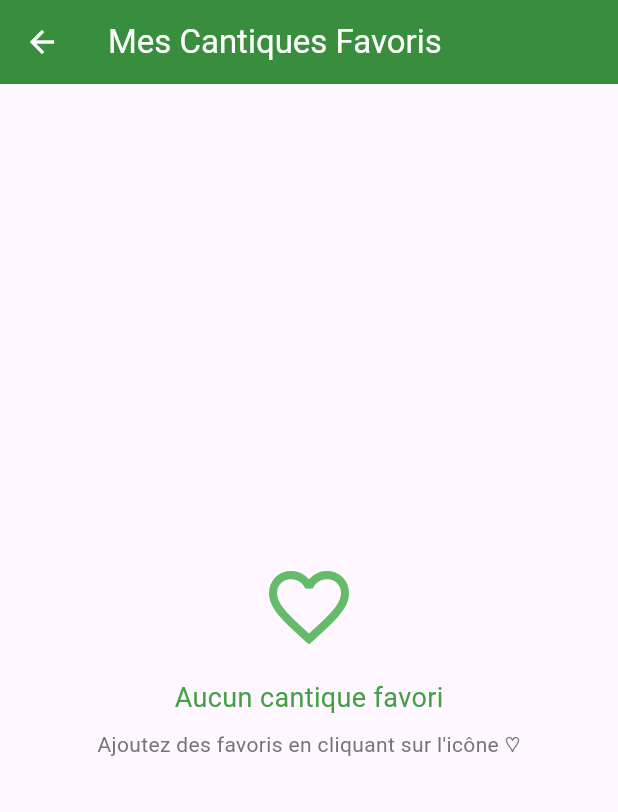
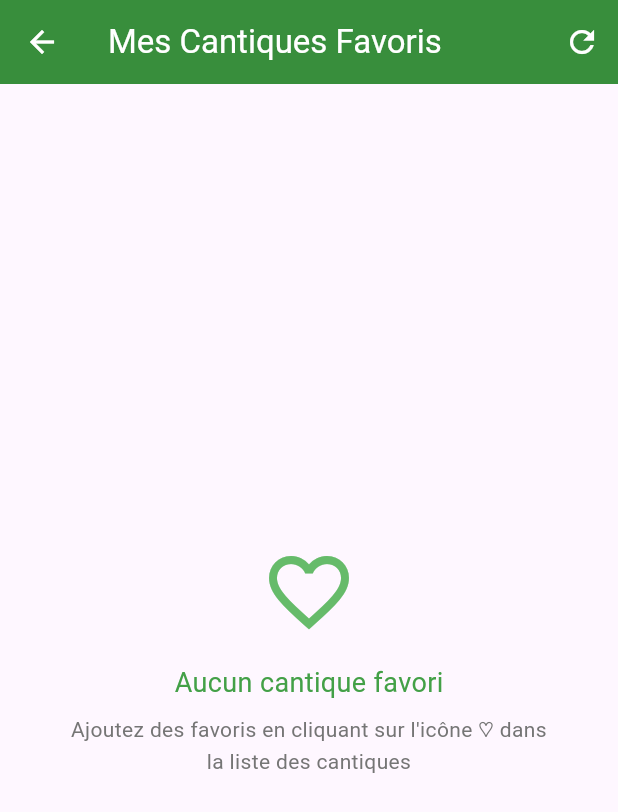
Before and after one commit to ArnaudBay/Cantique-chretiens, a Flutter app: the screen it shows after launch, scrolled down 160 dp, after a tap on the "favorite" icon, on a phone screen of 412 x 824 dp. Shown: the top 812 px of the screen. Run offline on Flutter 3.47's test engine with Material 3 defaults, Android fonts, the phone set to English and light mode, and no system bars; our stand-ins replace shared_preferences.

Commit message:
edit favorite screen

```diff
--- a/lib/main.dart
+++ b/lib/main.dart
@@ -1,9 +1,21 @@
-import 'package:biatinzapa/splash_screen.dart';
 import 'package:flutter/material.dart';
-//import 'screens/splash_screen.dart';
+import 'splash_screen.dart';
+import 'services/favorites_service.dart';
 
 void main() {
+  WidgetsFlutterBinding.ensureInitialized();
+  _initializeApp();
   runApp(const MyApp());
+}
+
+Future<void> _initializeApp() async {
+  // Initialiser le service des favoris au démarrage
+  try {
+    await FavoritesService().init();
+    print('Service des favoris initialisé avec succès');
+  } catch (e) {
+    print('Erreur lors de l\'initialisation des favoris: $e');
+  }
 }
 
 class MyApp extends StatelessWidget {
--- a/lib/screens/favorites_screen.dart
+++ b/lib/screens/favorites_screen.dart
@@ -15,18 +15,51 @@ class FavoritesScreen extends StatefulWidget {
 
 class _FavoritesScreenState extends State<FavoritesScreen> {
   final FavoritesService _favoritesService = FavoritesService();
+  List<Song> _favoriteSongs = [];
+  bool _isLoading = true;
+
+  @override
+  void initState() {
+    super.initState();
+    _loadFavorites();
+  }
+
+  Future<void> _loadFavorites() async {
+    await _favoritesService.init();
+    setState(() {
+      _favoriteSongs = _favoritesService.getFavoriteSongs(widget.songs);
+      _isLoading = false;
+    });
+  }
+
+  Future<void> _refreshFavorites() async {
+    setState(() {
+      _isLoading = true;
+    });
+    await _loadFavorites();
+  }
 
   @override
   Widget build(BuildContext context) {
-    final favoriteSongs = _favoritesService.getFavoriteSongs(widget.songs);
-
     return Scaffold(
       appBar: AppBar(
         title: const Text('Mes Cantiques Favoris'),
         backgroundColor: Colors.green[700],
         foregroundColor: Colors.white,
+        actions: [
+          IconButton(
+            icon: const Icon(Icons.refresh),
+            onPressed: _refreshFavorites,
           ),
-      body: favoriteSongs.isEmpty
+        ],
+      ),
+      body: _isLoading
+          ? const Center(
+        child: CircularProgressIndicator(),
+      )
+          : RefreshIndicator(
+        onRefresh: _refreshFavorites,
+        child: _favoriteSongs.isEmpty
             ? Center(
           child: Column(
             mainAxisAlignment: MainAxisAlignment.center,
@@ -45,21 +78,24 @@ class _FavoritesScreenState extends State<FavoritesScreen> {
                 ),
               ),
               const SizedBox(height: 8),
-            Text(
-              'Ajoutez des favoris en cliquant sur l\'icône ♡',
+              Padding(
+                padding: const EdgeInsets.symmetric(horizontal: 40),
+                child: Text(
+                  'Ajoutez des favoris en cliquant sur l\'icône ♡ dans la liste des cantiques',
                   style: TextStyle(
                     fontSize: 14,
                     color: Colors.grey[600],
                   ),
                   textAlign: TextAlign.center,
                 ),
+              ),
             ],
           ),
         )
             : ListView.builder(
-        itemCount: favoriteSongs.length,
+          itemCount: _favoriteSongs.length,
           itemBuilder: (context, index) {
-          final song = favoriteSongs[index];
+            final song = _favoriteSongs[index];
             return SongCard(
               song: song,
               onTap: () {
@@ -73,6 +109,7 @@ class _FavoritesScreenState extends State<FavoritesScreen> {
             );
           },
         ),
+      ),
     );
   }
 }
--- a/lib/services/favorites_service.dart
+++ b/lib/services/favorites_service.dart
@@ -1,3 +1,4 @@
+import 'package:shared_preferences/shared_preferences.dart';
 import '../models/song.dart';
 
 class FavoritesService {
@@ -5,14 +6,42 @@ class FavoritesService {
   factory FavoritesService() => _instance;
   FavoritesService._internal();
 
-  final List<String> _favoriteIds = [];
+  static const String _favoritesKey = 'favorite_songs';
+  List<String> _favoriteIds = [];
 
-  void toggleFavorite(Song song) {
+  // Initialiser le service
+  Future<void> init() async {
+    await _loadFavorites();
+  }
+
+  // Charger les favoris depuis SharedPreferences
+  Future<void> _loadFavorites() async {
+    try {
+      final prefs = await SharedPreferences.getInstance();
+      final savedFavorites = prefs.getStringList(_favoritesKey);
+      _favoriteIds = savedFavorites ?? [];
+    } catch (e) {
+      _favoriteIds = [];
+    }
+  }
+
+  // Sauvegarder les favoris dans SharedPreferences
+  Future<void> _saveFavorites() async {
+    try {
+      final prefs = await SharedPreferences.getInstance();
+      await prefs.setStringList(_favoritesKey, _favoriteIds);
+    } catch (e) {
+      print('Erreur sauvegarde favoris: $e');
+    }
+  }
+
+  Future<void> toggleFavorite(Song song) async {
     if (_favoriteIds.contains(song.id)) {
       _favoriteIds.remove(song.id);
     } else {
       _favoriteIds.add(song.id);
     }
+    await _saveFavorites();
   }
 
   bool isFavorite(Song song) {
@@ -22,4 +51,10 @@ class FavoritesService {
   List<Song> getFavoriteSongs(List<Song> allSongs) {
     return allSongs.where((song) => _favoriteIds.contains(song.id)).toList();
   }
+
+  // Vider tous les favoris (optionnel)
+  Future<void> clearFavorites() async {
+    _favoriteIds.clear();
+    await _saveFavorites();
+  }
 }
--- a/lib/widgets/category_card.dart
+++ b/lib/widgets/category_card.dart
@@ -14,14 +14,21 @@ class CategoryCard extends StatelessWidget {
 
   @override
   Widget build(BuildContext context) {
+    // Calcul des dimensions responsives
+    final screenWidth = MediaQuery.of(context).size.width;
+    final screenHeight = MediaQuery.of(context).size.height;
+
+    // Facteur d'échelle basé sur la largeur de l'écran
+    final scaleFactor = _getScaleFactor(screenWidth);
+
     return Card(
       elevation: 4,
-      shape: RoundedRectangleBorder(borderRadius: BorderRadius.circular(15)),
+      shape: RoundedRectangleBorder(borderRadius: BorderRadius.circular(15 * scaleFactor)),
       child: InkWell(
         onTap: onTap,
-        borderRadius: BorderRadius.circular(15),
+        borderRadius: BorderRadius.circular(15 * scaleFactor),
         child: Container(
-          padding: const EdgeInsets.all(12),
+          padding: EdgeInsets.all(12 * scaleFactor),
           decoration: BoxDecoration(
             gradient: LinearGradient(
               begin: Alignment.topLeft,
@@ -31,63 +38,72 @@ class CategoryCard extends StatelessWidget {
                 Colors.green[50]!,
               ],
             ),
-            borderRadius: BorderRadius.circular(15),
+            borderRadius: BorderRadius.circular(15 * scaleFactor),
           ),
           child: Column(
             mainAxisAlignment: MainAxisAlignment.center,
             children: [
-              // Container pour l'icône personnalisée
+              // Container pour l'icône personnalisée - Taille responsive
               Container(
-                width: 40,
-                height: 40,
+                width: 48 * scaleFactor, // De 40 à 48 avec échelle
+                height: 48 * scaleFactor,
                 decoration: BoxDecoration(
                   color: Colors.white,
-                  borderRadius: BorderRadius.circular(12),
+                  borderRadius: BorderRadius.circular(12 * scaleFactor),
                   boxShadow: [
                     BoxShadow(
                       color: Colors.green.withOpacity(0.2),
-                      blurRadius: 8,
-                      offset: const Offset(0, 3),
+                      blurRadius: 8 * scaleFactor,
+                      offset: Offset(0, 3 * scaleFactor),
                     ),
                   ],
                 ),
                 child: Padding(
-                  padding: const EdgeInsets.all(8),
+                  padding: EdgeInsets.all(8 * scaleFactor),
                   child: Image.asset(
                     _getCategoryIconPath(category),
                     fit: BoxFit.contain,
                     errorBuilder: (context, error, stackTrace) {
-                      // Si l'icône n'est pas trouvée, afficher une icône par défaut
                       return Icon(
                         Icons.library_music,
                         color: Colors.green[700],
-                        size: 24,
+                        size: 24 * scaleFactor, // Taille d'icône responsive
                       );
                     },
                   ),
                 ),
               ),
-              const SizedBox(height: 6),
+
+              SizedBox(height: 8 * scaleFactor), // Espacement responsive
+
+              // Nom de la catégorie - Texte responsive
               Container(
-                height: 30,
+                constraints: BoxConstraints(
+                  minHeight: 32 * scaleFactor, // Hauteur minimale responsive
+                ),
                 child: Text(
                   category,
                   style: TextStyle(
-                    fontSize: 10,
+                    fontSize: _getFontSize(screenWidth, isTitle: true), // Taille de police adaptive
                     fontWeight: FontWeight.bold,
                     color: Colors.green[900],
+                    height: 1.2, // Interligne pour meilleure lisibilité
                   ),
                   textAlign: TextAlign.center,
                   maxLines: 2,
                   overflow: TextOverflow.ellipsis,
                 ),
               ),
-              const SizedBox(height: 2),
+
+              SizedBox(height: 4 * scaleFactor), // Espacement responsive
+
+              // Nombre de cantiques - Texte responsive
               Text(
                 '$songCount cantique${songCount > 1 ? 's' : ''}',
                 style: TextStyle(
-                  fontSize: 10,
+                  fontSize: _getFontSize(screenWidth, isTitle: false),
                   color: Colors.green[600],
+                  fontWeight: FontWeight.w500, // Un peu plus gras pour mieux lire
                 ),
               ),
             ],
@@ -95,6 +111,40 @@ class CategoryCard extends StatelessWidget {
         ),
       ),
     );
+  }
+
+  // Fonction pour calculer le facteur d'échelle selon la taille de l'écran
+  double _getScaleFactor(double screenWidth) {
+    if (screenWidth < 320) {
+      return 0.8; // Très petits écrans
+    } else if (screenWidth < 375) {
+      return 0.9; // Petits écrans
+    } else if (screenWidth < 414) {
+      return 1.0; // Écrans moyens
+    } else if (screenWidth < 768) {
+      return 1.1; // Grands smartphones
+    } else if (screenWidth < 1024) {
+      return 1.3; // Tablettes
+    } else {
+      return 1.5; // Grands écrans
+    }
+  }
+
+  // Fonction pour calculer la taille de police adaptive
+  double _getFontSize(double screenWidth, {required bool isTitle}) {
+    if (screenWidth < 320) {
+      return isTitle ? 10 : 9; // Très petits écrans
+    } else if (screenWidth < 375) {
+      return isTitle ? 11 : 10; // Petits écrans
+    } else if (screenWidth < 414) {
+      return isTitle ? 12 : 10; // Écrans moyens
+    } else if (screenWidth < 768) {
+      return isTitle ? 13 : 11; // Grands smartphones
+    } else if (screenWidth < 1024) {
+      return isTitle ? 14 : 12; // Tablettes
+    } else {
+      return isTitle ? 16 : 13; // Grands écrans
+    }
   }
 
   // CETTE FONCTION APPELLE AUTOMATIQUEMENT VOS ICÔNES
--- a/pubspec.yaml
+++ b/pubspec.yaml
@@ -12,6 +12,7 @@ dependencies:
     sdk: flutter
   lottie: ^2.3.0
   cupertino_icons: ^1.0.8
+  shared_preferences: ^2.2.2
 
 dev_dependencies:
   flutter_test:
```
Also changed, not shown: lib/screens/about_screen.dart (+4 -6 lines), lib/widgets/song_card.dart (+40 -9 lines), assets/images/arnaud.png, pubspec.lock. Lines whose indentation alone changed are shown as unchanged.
